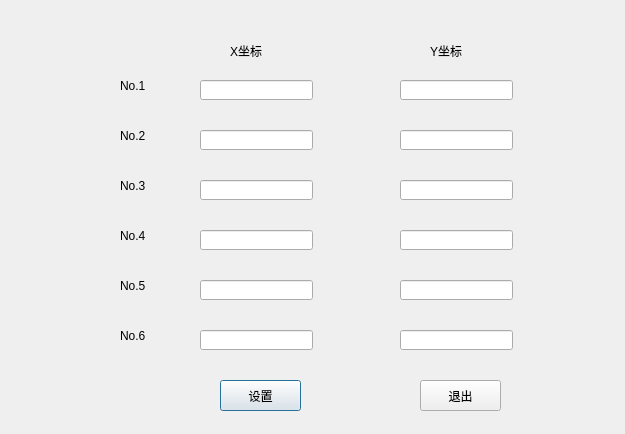
Old version of the form setlocate.ui in the repository VegetablesMaster/qt_serial.
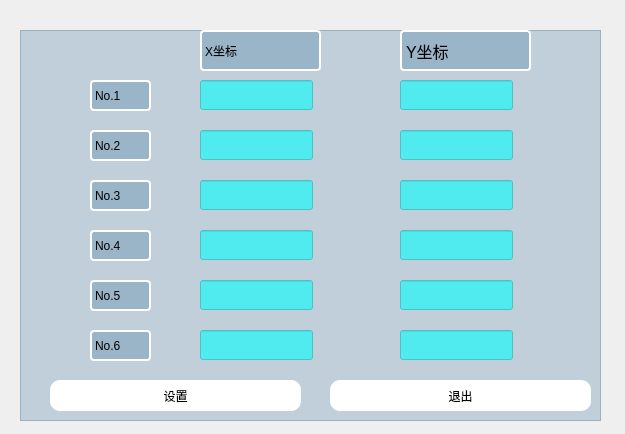
New version of the form. Icons and pictures are not drawn.

What changed in the file:
```diff
--- a/setlocate.ui
+++ b/setlocate.ui
@@ -13,13 +13,48 @@
   <property name="windowTitle">
    <string>设置雷达坐标</string>
   </property>
+  <property name="styleSheet">
+   <string notr="true">QDialog {    
+	background: white url(:/images/jpg/sansi_logo.jpg);
+    background-repeat: repeat-y;
+    background-position: left;
+}
+
+QLineEdit { 
+	min-width:68px;
+    min-height:28px;
+	background-color: rgba(0, 255, 255, 150);
+	border-color: rgb(255, 255, 127);
+	font: 14pt &quot;Myanmar Text&quot;;
+	
+}
+QFrame {	
+	background-color: rgba(0, 75, 125, 50);
+}
+
+QLabel{
+	width: 100px;
+	height: 100px;
+	border: 2px solid white;
+	border-radius: 4px;
+	font: 75 12pt &quot;Microsoft JhengHei UI&quot; ;
+	text-align: center;
+}
+
+QPushButton{
+	background-color: rgb(255, 255, 255);
+    min-width:68px;
+    min-height:28px;
+	border-radius: 10px;
+}</string>
+  </property>
   <widget class="QLineEdit" name="lineEdit_1">
    <property name="geometry">
     <rect>
      <x>200</x>
      <y>80</y>
      <width>113</width>
-     <height>20</height>
+     <height>30</height>
     </rect>
    </property>
   </widget>
@@ -29,42 +64,16 @@
      <x>400</x>
      <y>80</y>
      <width>113</width>
-     <height>20</height>
+     <height>30</height>
     </rect>
    </property>
   </widget>
-  <widget class="QLabel" name="label">
-   <property name="geometry">
-    <rect>
-     <x>230</x>
-     <y>30</y>
-     <width>91</width>
-     <height>41</height>
-    </rect>
-   </property>
-   <property name="text">
-    <string>X坐标</string>
-   </property>
-  </widget>
-  <widget class="QLabel" name="label_2">
-   <property name="geometry">
-    <rect>
-     <x>430</x>
-     <y>30</y>
-     <width>91</width>
-     <height>41</height>
-    </rect>
-   </property>
-   <property name="text">
-    <string>Y坐标</string>
-   </property>
-  </widget>
   <widget class="QPushButton" name="setButton">
    <property name="geometry">
     <rect>
-     <x>220</x>
+     <x>50</x>
      <y>380</y>
-     <width>81</width>
+     <width>251</width>
      <height>31</height>
     </rect>
    </property>
@@ -75,9 +84,9 @@
   <widget class="QPushButton" name="quitButton">
    <property name="geometry">
     <rect>
-     <x>420</x>
+     <x>330</x>
      <y>380</y>
-     <width>81</width>
+     <width>261</width>
      <height>31</height>
     </rect>
    </property>
@@ -85,49 +94,23 @@
     <string>退出</string>
    </property>
   </widget>
-  <widget class="QLabel" name="label_4">
-   <property name="geometry">
-    <rect>
-     <x>120</x>
-     <y>70</y>
-     <width>61</width>
-     <height>31</height>
-    </rect>
-   </property>
-   <property name="text">
-    <string>No.1</string>
-   </property>
-  </widget>
   <widget class="QLineEdit" name="lineEdit_3">
    <property name="geometry">
     <rect>
      <x>200</x>
      <y>130</y>
      <width>113</width>
-     <height>20</height>
+     <height>30</height>
     </rect>
    </property>
   </widget>
-  <widget class="QLabel" name="label_5">
-   <property name="geometry">
-    <rect>
-     <x>120</x>
-     <y>120</y>
-     <width>61</width>
-     <height>31</height>
-    </rect>
-   </property>
-   <property name="text">
-    <string>No.2</string>
-   </property>
-  </widget>
   <widget class="QLineEdit" name="lineEdit_4">
    <property name="geometry">
     <rect>
      <x>400</x>
      <y>130</y>
      <width>113</width>
-     <height>20</height>
+     <height>30</height>
     </rect>
    </property>
   </widget>
@@ -137,30 +120,17 @@
      <x>200</x>
      <y>180</y>
      <width>113</width>
-     <height>20</height>
+     <height>30</height>
     </rect>
    </property>
   </widget>
-  <widget class="QLabel" name="label_6">
-   <property name="geometry">
-    <rect>
-     <x>120</x>
-     <y>170</y>
-     <width>61</width>
-     <height>31</height>
-    </rect>
-   </property>
-   <property name="text">
-    <string>No.3</string>
-   </property>
-  </widget>
   <widget class="QLineEdit" name="lineEdit_6">
    <property name="geometry">
     <rect>
      <x>400</x>
      <y>180</y>
      <width>113</width>
-     <height>20</height>
+     <height>30</height>
     </rect>
    </property>
   </widget>
@@ -170,30 +140,17 @@
      <x>200</x>
      <y>230</y>
      <width>113</width>
-     <height>20</height>
+     <height>30</height>
     </rect>
    </property>
   </widget>
-  <widget class="QLabel" name="label_7">
-   <property name="geometry">
-    <rect>
-     <x>120</x>
-     <y>220</y>
-     <width>61</width>
-     <height>31</height>
-    </rect>
-   </property>
-   <property name="text">
-    <string>No.4</string>
-   </property>
-  </widget>
   <widget class="QLineEdit" name="lineEdit_8">
    <property name="geometry">
     <rect>
      <x>400</x>
      <y>230</y>
      <width>113</width>
-     <height>20</height>
+     <height>30</height>
     </rect>
    </property>
   </widget>
@@ -203,30 +160,17 @@
      <x>200</x>
      <y>280</y>
      <width>113</width>
-     <height>20</height>
+     <height>30</height>
     </rect>
    </property>
   </widget>
-  <widget class="QLabel" name="label_8">
-   <property name="geometry">
-    <rect>
-     <x>120</x>
-     <y>270</y>
-     <width>61</width>
-     <height>31</height>
-    </rect>
-   </property>
-   <property name="text">
-    <string>No.5</string>
-   </property>
-  </widget>
   <widget class="QLineEdit" name="lineEdit_10">
    <property name="geometry">
     <rect>
      <x>400</x>
      <y>280</y>
      <width>113</width>
-     <height>20</height>
+     <height>30</height>
     </rect>
    </property>
   </widget>
@@ -236,33 +180,164 @@
      <x>200</x>
      <y>330</y>
      <width>113</width>
-     <height>20</height>
+     <height>30</height>
     </rect>
    </property>
   </widget>
-  <widget class="QLabel" name="label_9">
-   <property name="geometry">
-    <rect>
-     <x>120</x>
-     <y>320</y>
-     <width>61</width>
-     <height>31</height>
-    </rect>
-   </property>
-   <property name="text">
-    <string>No.6</string>
-   </property>
-  </widget>
   <widget class="QLineEdit" name="lineEdit_12">
    <property name="geometry">
     <rect>
      <x>400</x>
      <y>330</y>
      <width>113</width>
-     <height>20</height>
+     <height>30</height>
     </rect>
    </property>
   </widget>
+  <widget class="QFrame" name="frame">
+   <property name="geometry">
+    <rect>
+     <x>20</x>
+     <y>30</y>
+     <width>581</width>
+     <height>391</height>
+    </rect>
+   </property>
+   <property name="frameShape">
+    <enum>QFrame::StyledPanel</enum>
+   </property>
+   <property name="frameShadow">
+    <enum>QFrame::Raised</enum>
+   </property>
+   <widget class="QLabel" name="label">
+    <property name="geometry">
+     <rect>
+      <x>180</x>
+      <y>0</y>
+      <width>121</width>
+      <height>41</height>
+     </rect>
+    </property>
+    <property name="text">
+     <string>X坐标</string>
+    </property>
+   </widget>
+   <widget class="QLabel" name="label_2">
+    <property name="geometry">
+     <rect>
+      <x>380</x>
+      <y>0</y>
+      <width>131</width>
+      <height>41</height>
+     </rect>
+    </property>
+    <property name="font">
+     <font>
+      <family>Microsoft JhengHei UI</family>
+      <pointsize>12</pointsize>
+      <weight>9</weight>
+      <italic>false</italic>
+      <bold>false</bold>
+     </font>
+    </property>
+    <property name="text">
+     <string>Y坐标</string>
+    </property>
+   </widget>
+   <widget class="QLabel" name="label_9">
+    <property name="geometry">
+     <rect>
+      <x>70</x>
+      <y>300</y>
+      <width>61</width>
+      <height>31</height>
+     </rect>
+    </property>
+    <property name="text">
+     <string>No.6</string>
+    </property>
+   </widget>
+   <widget class="QLabel" name="label_7">
+    <property name="geometry">
+     <rect>
+      <x>70</x>
+      <y>200</y>
+      <width>61</width>
+      <height>31</height>
+     </rect>
+    </property>
+    <property name="text">
+     <string>No.4</string>
+    </property>
+   </widget>
+   <widget class="QLabel" name="label_8">
+    <property name="geometry">
+     <rect>
+      <x>70</x>
+      <y>250</y>
+      <width>61</width>
+      <height>31</height>
+     </rect>
+    </property>
+    <property name="text">
+     <string>No.5</string>
+    </property>
+   </widget>
+   <widget class="QLabel" name="label_5">
+    <property name="geometry">
+     <rect>
+      <x>70</x>
+      <y>100</y>
+      <width>61</width>
+      <height>31</height>
+     </rect>
+    </property>
+    <property name="text">
+     <string>No.2</string>
+    </property>
+   </widget>
+   <widget class="QLabel" name="label_4">
+    <property name="geometry">
+     <rect>
+      <x>70</x>
+      <y>50</y>
+      <width>61</width>
+      <height>31</height>
+     </rect>
+    </property>
+    <property name="text">
+     <string>No.1</string>
+    </property>
+   </widget>
+   <widget class="QLabel" name="label_6">
+    <property name="geometry">
+     <rect>
+      <x>70</x>
+      <y>150</y>
+      <width>61</width>
+      <height>31</height>
+     </rect>
+    </property>
+    <property name="text">
+     <string>No.3</string>
+    </property>
+   </widget>
+  </widget>
+  <zorder>frame</zorder>
+  <zorder>lineEdit_1</zorder>
+  <zorder>lineEdit_2</zorder>
+  <zorder>setButton</zorder>
+  <zorder>quitButton</zorder>
+  <zorder>lineEdit_3</zorder>
+  <zorder>lineEdit_4</zorder>
+  <zorder>lineEdit_5</zorder>
+  <zorder>lineEdit_6</zorder>
+  <zorder>lineEdit_7</zorder>
+  <zorder>lineEdit_8</zorder>
+  <zorder>lineEdit_9</zorder>
+  <zorder>lineEdit_10</zorder>
+  <zorder>lineEdit_11</zorder>
+  <zorder>lineEdit_12</zorder>
  </widget>
  <resources/>
  <connections>
```
